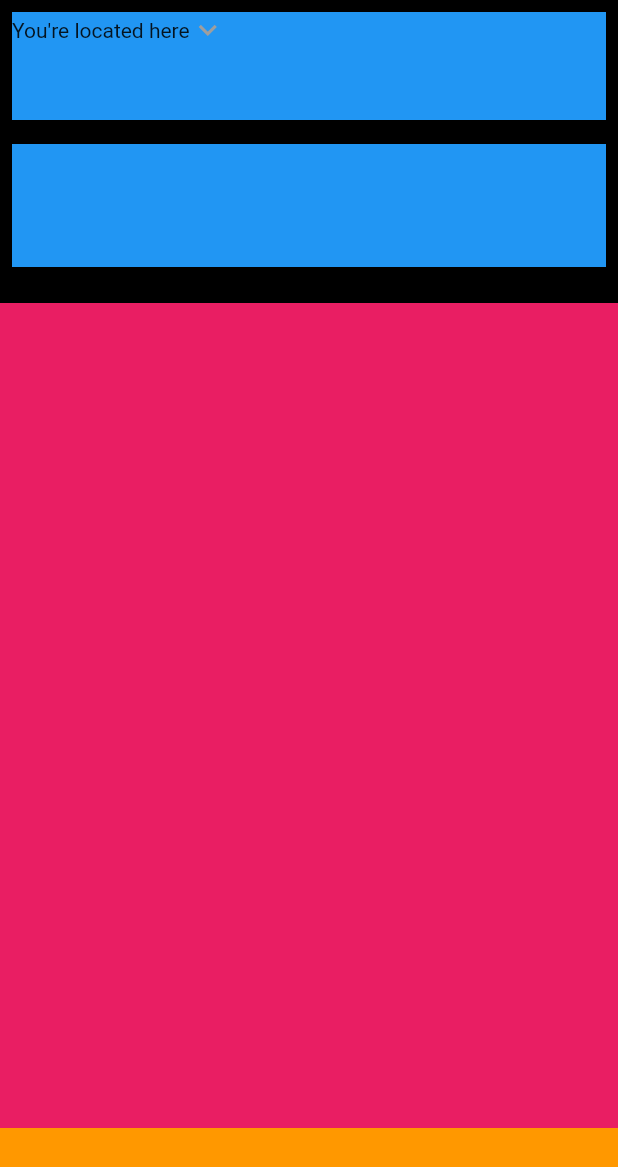
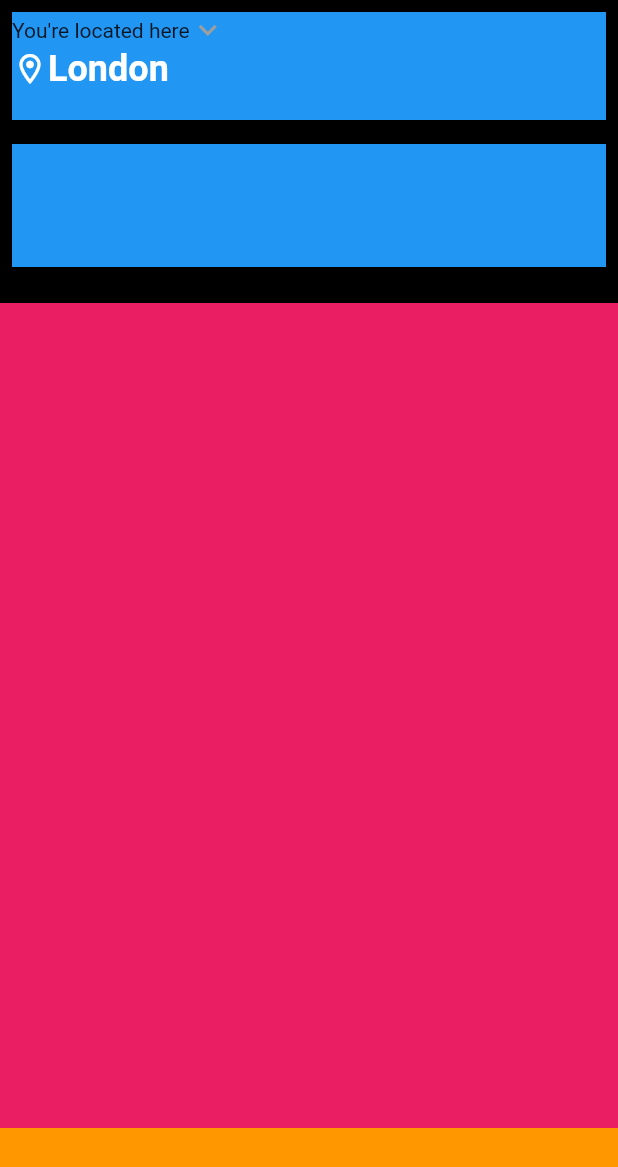
Before and after one commit to JAICHANGPARK/flutter_notebook_17th_story, a Flutter app: the screen it shows after launch, on a phone screen of 412 x 824 dp. Shown: the top 1167 px of the screen. Run offline on Flutter 3.47's test engine with Material 2 defaults, Android fonts, the phone set to English and light mode, and no system bars; our stand-ins replace cached_network_image, fl_chart, flutter_riverpod, freezed_annotation, ionicons, percent_indicator.

Commit message:
Update real_estate_main_page.dart

```diff
--- a/lib/ep1018_real_estate_app/src/ui/real_estate_main_page.dart
+++ b/lib/ep1018_real_estate_app/src/ui/real_estate_main_page.dart
@@ -14,6 +14,7 @@ class _RealEstateMainPageState extends State<RealEstateMainPage> {
       backgroundColor: Colors.black,
       body: SafeArea(
         child: Column(
+          crossAxisAlignment: CrossAxisAlignment.start,
           children: [
             Padding(
               padding: const EdgeInsets.all(8.0),
@@ -23,14 +24,31 @@ class _RealEstateMainPageState extends State<RealEstateMainPage> {
                 child: Row(
                   children: [
                     Column(
+                      crossAxisAlignment: CrossAxisAlignment.start,
                       children: [
                         Row(
-                          children: [
+                          children: const [
                             Text("You're located here"),
                             Icon(
                               Icons.keyboard_arrow_down,
                               color: Colors.grey,
                             ),
+                          ],
+                        ),
+                        Row(
+                          children: const [
+                            Icon(
+                              Icons.location_on_outlined,
+                              color: Colors.white,
+                            ),
+                            Text(
+                              "London",
+                              style: TextStyle(
+                                color: Colors.white,
+                                fontSize: 24,
+                                fontWeight: FontWeight.bold,
+                              ),
+                            )
                           ],
                         )
                       ],
```
